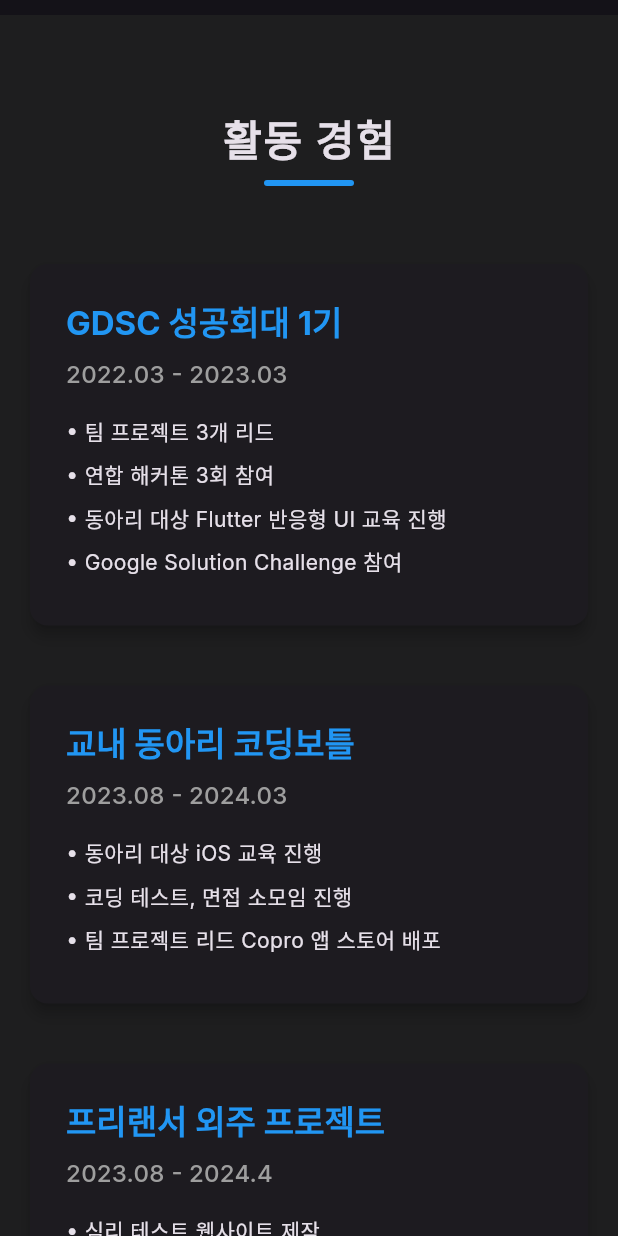
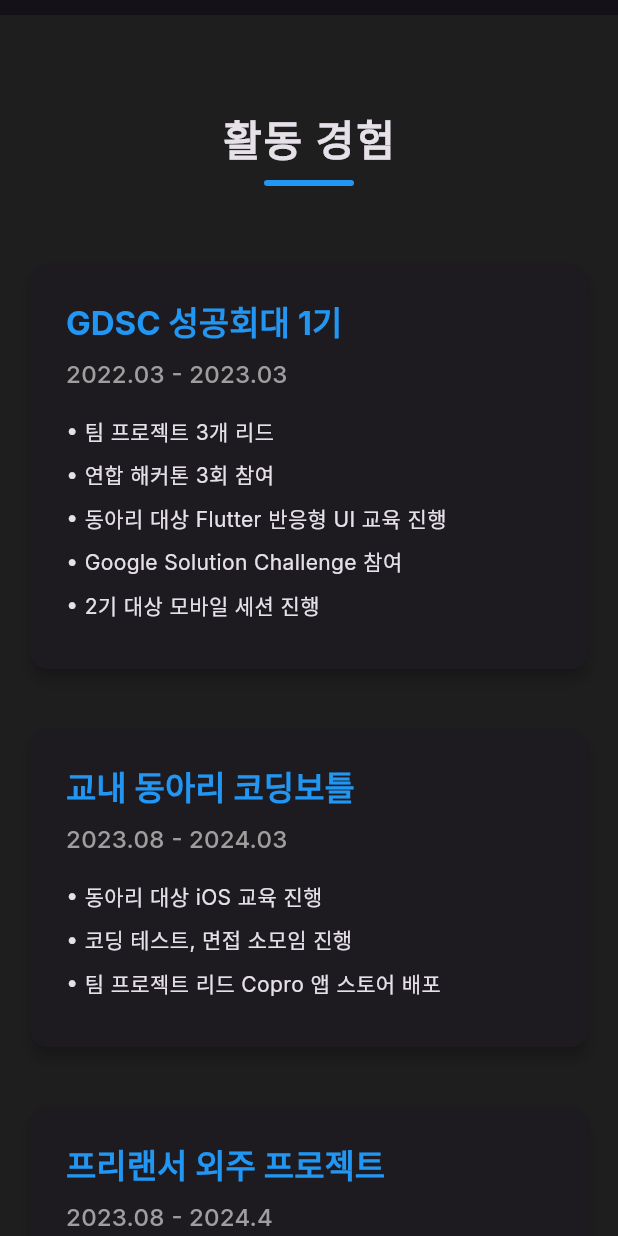
Before and after one commit to devpark435/portfolio_flutter_web, a Flutter app: the screen it shows after launch, scrolled down 1728 dp, on a phone screen of 412 x 824 dp. Run offline on Flutter 3.47's test engine with Material 3 defaults, Android fonts, the phone set to English and light mode, and no system bars; our stand-ins replace animated_text_kit, flutter_riverpod, go_router, google_fonts, shared_preferences.

Commit message:
update - experiences history

```diff
--- a/lib/data/experiences.dart
+++ b/lib/data/experiences.dart
@@ -9,7 +9,8 @@ final List<Experience> experiences = [
       '팀 프로젝트 3개 리드',
       '연합 해커톤 3회 참여',
       '동아리 대상 Flutter 반응형 UI 교육 진행',
-      'Google Solution Challenge 참여'
+      'Google Solution Challenge 참여',
+      '2기 대상 모바일 세션 진행'
     ],
   ),
   const Experience(
@@ -37,7 +38,7 @@ final List<Experience> experiences = [
     role: 'iOS 개발자',
     period: '2024.01 - 2024.07',
     description: [
-      '2주 단위 팀프로젝트 리드',
+      '10가지 팀프로젝트 리드',
       '최종 프로젝트 리드',
       '최종 프로젝트 우수상 수상',
       '식목일앱 앱스토어 라이프스타일 차트 63위'
```
